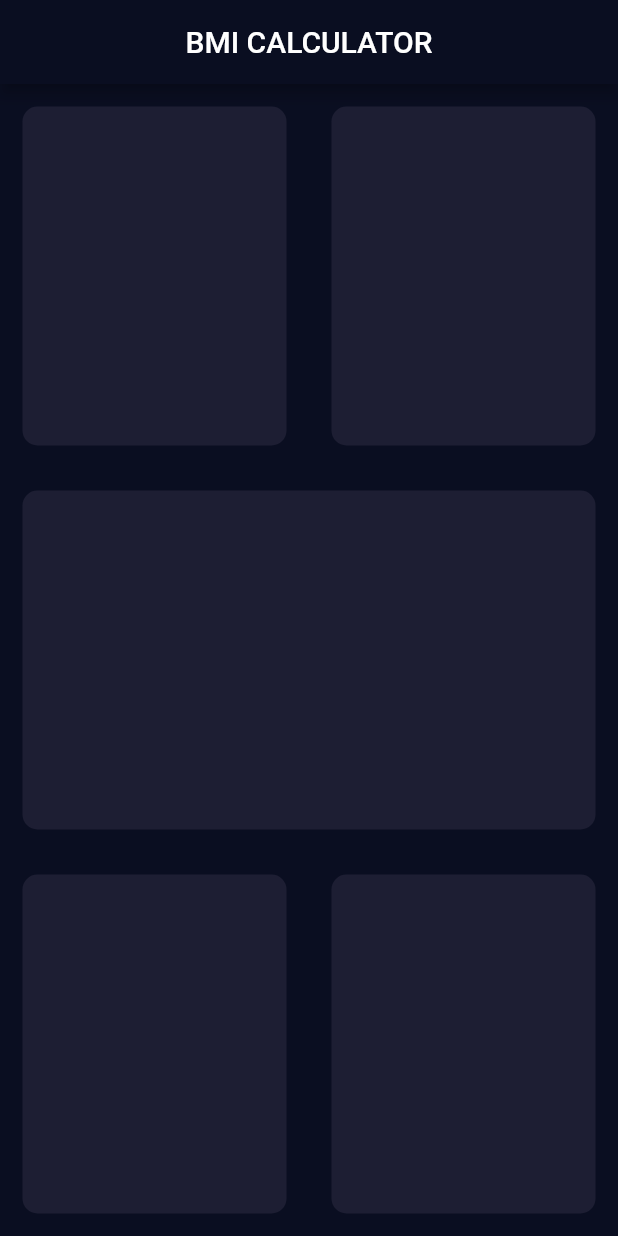
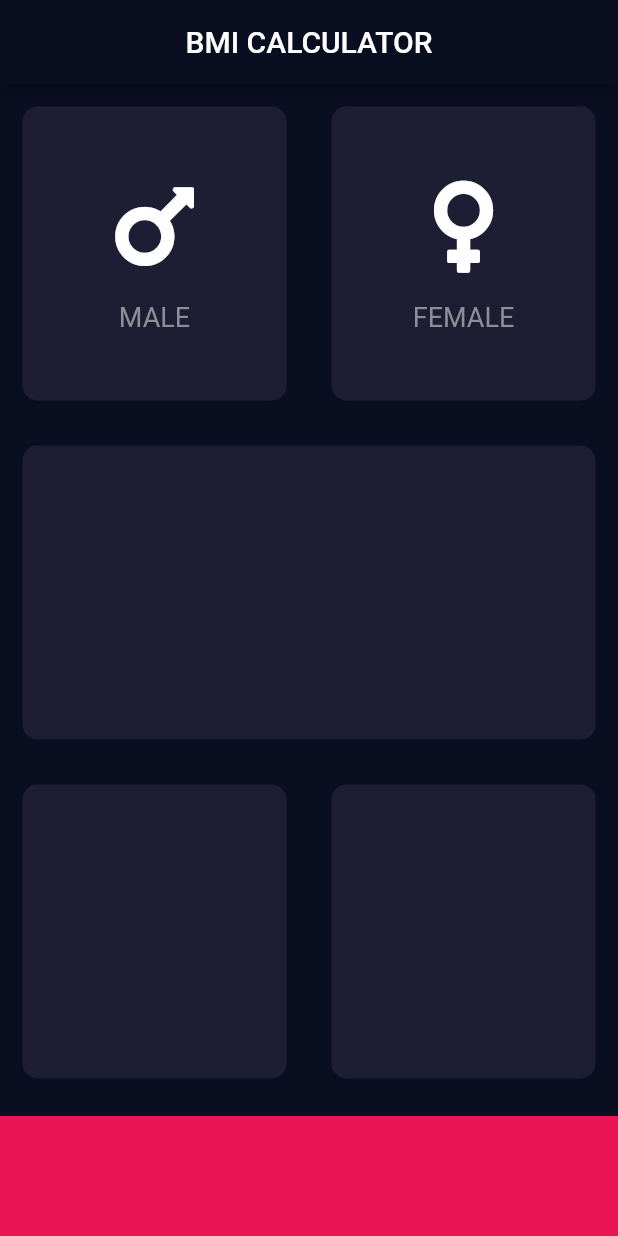
Before and after one commit to flywerk/bmi_calc, a Flutter app: the screen it shows after launch, on a phone screen of 412 x 824 dp. Run offline on Flutter 3.47's test engine with Material 2 defaults, Android fonts, the phone set to English and light mode, and no system bars; our stand-ins replace font_awesome_flutter.

Commit message:
added reusable card, icon_content

```diff
--- /dev/null
+++ b/lib/icon_content.dart
@@ -0,0 +1,25 @@
+import 'package:flutter/material.dart';
+
+class IconContent extends StatelessWidget {
+
+  IconContent({this.icon, this.label});
+
+  final IconData icon;
+  final String label;
+
+  @override
+  Widget build(BuildContext context) {
+    return Column(
+      mainAxisAlignment: MainAxisAlignment.center,
+      children: [
+        Icon(icon, size: 70.0),
+        SizedBox(
+          height: 15.0,
+        ),
+        Text(label, style: TextStyle(
+          fontSize: 18.0, color: Color(0xFF8D8E98),
+        ),)
+      ],
+    );
+  }
+}
--- a/lib/input_page.dart
+++ b/lib/input_page.dart
@@ -1,5 +1,10 @@
 import 'package:flutter/cupertino.dart';
 import 'package:flutter/material.dart';
+import 'package:font_awesome_flutter/font_awesome_flutter.dart';
+import 'icon_content.dart';
+import 'reusable_card.dart';
+
+const bottomContainerHeight = 80.0;
 
 class InputPage extends StatefulWidget {
   @override
@@ -7,6 +12,7 @@ class InputPage extends StatefulWidget {
 }
 
 class _InputPageState extends State<InputPage> {
+
   @override
   Widget build(BuildContext context) {
     return Scaffold(
@@ -20,9 +26,11 @@ class _InputPageState extends State<InputPage> {
             children: [
               Expanded(child: ReusableCard(
               colour: Color(0xff1D1E33),
+                cardChild: IconContent(icon: FontAwesomeIcons.mars, label: "MALE"),
       ),),
               Expanded(child: ReusableCard(
               colour: Color(0xff1D1E33),
+                cardChild: IconContent(icon: FontAwesomeIcons.venus, label: "FEMALE"),
     ),),
             ],
           )),
@@ -36,27 +44,17 @@ class _InputPageState extends State<InputPage> {
               ),),
               Expanded(child: ReusableCard(
               colour: Color(0xff1D1E33),
-    ),),
-          ],),),
+    ),),],
+            ),
+          ),
+          Container(
+            color: Color(0xFFEB1555),
+            margin: EdgeInsets.only(top: 10),
+            width: double.infinity,
+            height: bottomContainerHeight,
+          ),
         ],
       )
     );
   }
 }
-
-class ReusableCard extends StatelessWidget {
-
-  ReusableCard({@required this.colour});
-  final Color colour;
-
-  @override
-  Widget build(BuildContext context) {
-    return Container(
-      decoration: BoxDecoration(
-          color: colour,
-          borderRadius: BorderRadius.circular(10)
-      ),
-      margin: EdgeInsets.all(15),
-    );
-  }
-}
--- /dev/null
+++ b/lib/reusable_card.dart
@@ -0,0 +1,20 @@
+import 'package:flutter/material.dart';
+
+class ReusableCard extends StatelessWidget {
+
+  ReusableCard({@required this.colour, this.cardChild});
+  final Color colour;
+  final Widget cardChild;
+
+  @override
+  Widget build(BuildContext context) {
+    return Container(
+      child: cardChild,
+      decoration: BoxDecoration(
+          color: colour,
+          borderRadius: BorderRadius.circular(10)
+      ),
+      margin: EdgeInsets.all(15),
+    );
+  }
+}
--- a/pubspec.yaml
+++ b/pubspec.yaml
@@ -13,6 +13,7 @@ dependencies:
     sdk: flutter
 
   cupertino_icons: ^1.0.2
+  font_awesome_flutter: ^9.1.0
 
 dev_dependencies:
   flutter_test:
```
Also changed, not shown: pubspec.lock, 1 other file.
